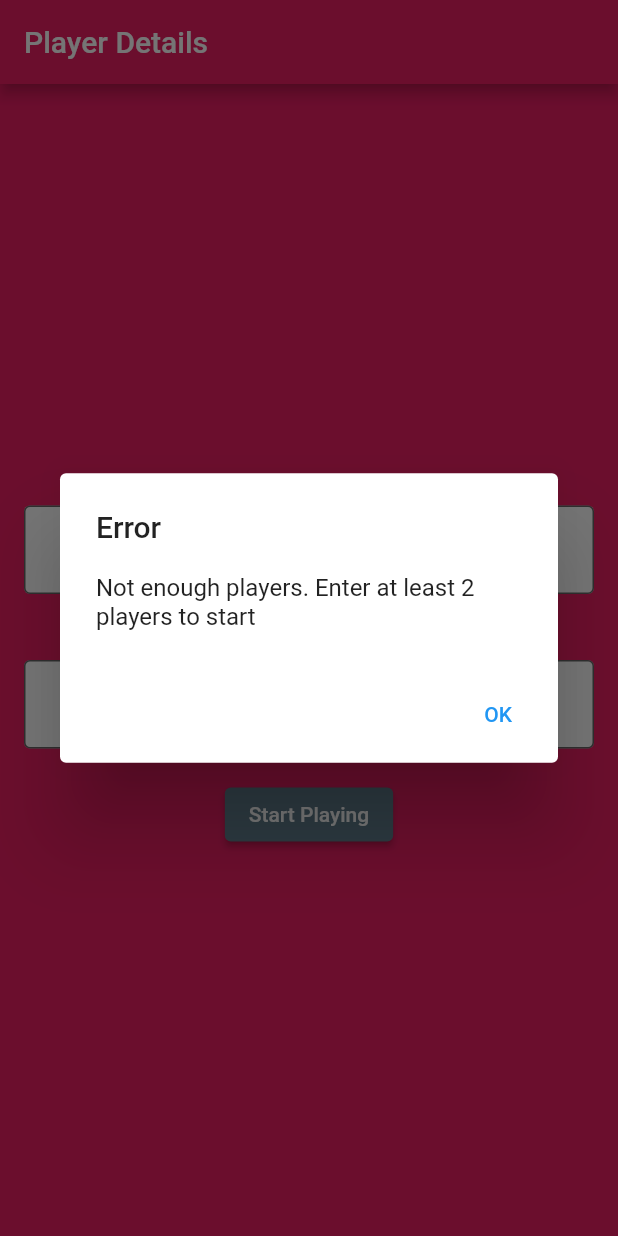
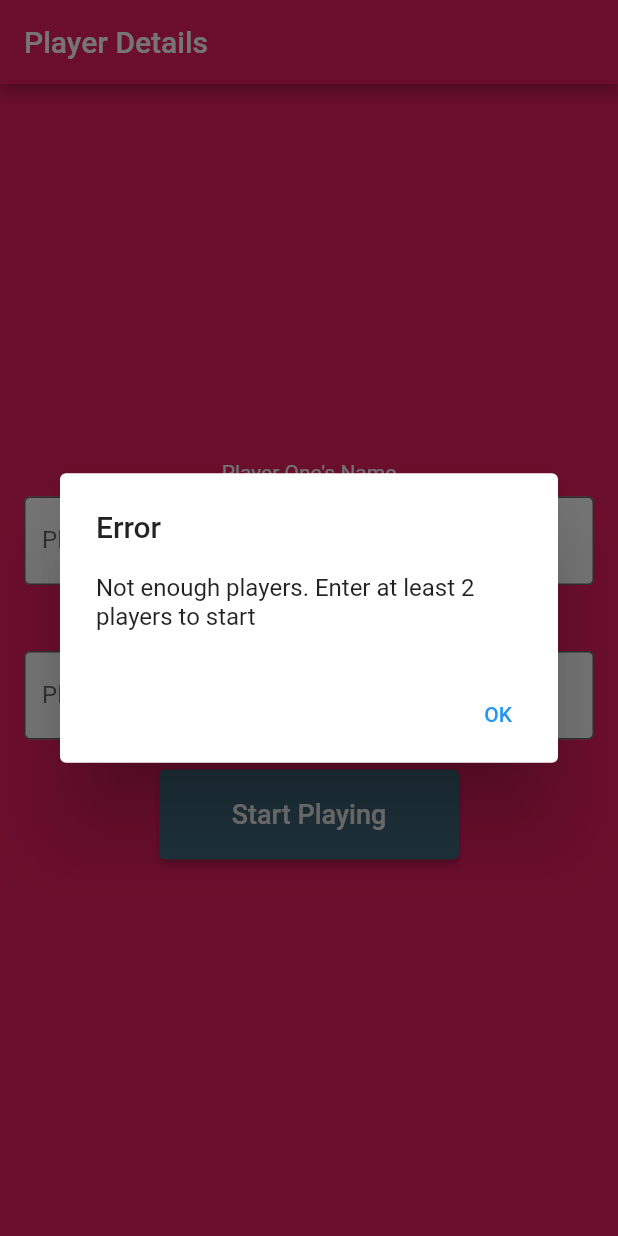
Before and after one commit to DeveloperMuange/truthOrDare2, a Flutter app: the screen it shows after launch, after a tap on "Start Playing", on a phone screen of 412 x 824 dp. Run offline on Flutter 3.47's test engine with Material 2 defaults, Android fonts, the phone set to English and light mode, and no system bars.

Commit message:
added accessibility features to player_info screen

```diff
--- a/lib/player_info.dart
+++ b/lib/player_info.dart
@@ -44,6 +44,7 @@ class _PlayerInfoState extends State<PlayerInfo> {
                 controller: womanNameController,
                 textAlign: TextAlign.center,
                 decoration: const InputDecoration(
+                  labelText: "Player One's Name",
                   hintText: "Enter player one's name here",
                   border: OutlineInputBorder(),
                   filled: true,
@@ -65,6 +66,7 @@ class _PlayerInfoState extends State<PlayerInfo> {
                 controller: manNameController,
                 textAlign: TextAlign.center,
                 decoration: const InputDecoration(
+                  labelText: "Player Two's Name",
                   hintText: "Enter player two's name here",
                   border: OutlineInputBorder(),
                   filled: true,
@@ -83,9 +85,15 @@ class _PlayerInfoState extends State<PlayerInfo> {
                     showDialog(
                       context: context,
                       builder: (_) => AlertDialog(
-                        title: const Text('Error'),
-                        content: const Text(
-                            'Not enough players. Enter at least 2 players to start'),
+                        title: const ExcludeSemantics(
+                          child: Text('Error'),
+                        ),
+                        content: Semantics(
+                          label:
+                              "Not enough players. Enter at least 2 players to start",
+                          child: const Text(
+                              'Not enough players. Enter at least 2 players to start'),
+                        ),
                         actions: [
                           TextButton(
                             onPressed: () => Navigator.pop(context),
@@ -108,9 +116,16 @@ class _PlayerInfoState extends State<PlayerInfo> {
                   }
                 },
                 style: ButtonStyle(
-                    backgroundColor:
-                        MaterialStateProperty.all<Color>(Colors.blueGrey)),
-                child: const Text('Start Playing'),
+                  backgroundColor: MaterialStateProperty.all<Color>(
+                      const Color.fromARGB(255, 66, 106, 126)),
+                  minimumSize:
+                      MaterialStateProperty.all<Size>(const Size(200, 60)),
+                ),
+                child: const Text(
+                  'Start Playing',
+                  style: TextStyle(fontSize: 18),
+                ),
+                //ariaLabel: "Start Playing Button",
               ),
             )
           ],
```
